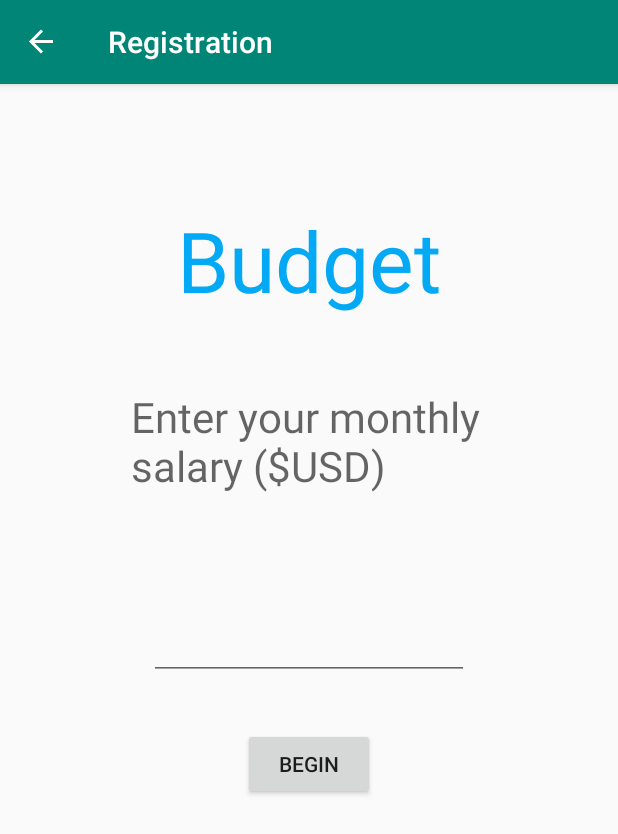
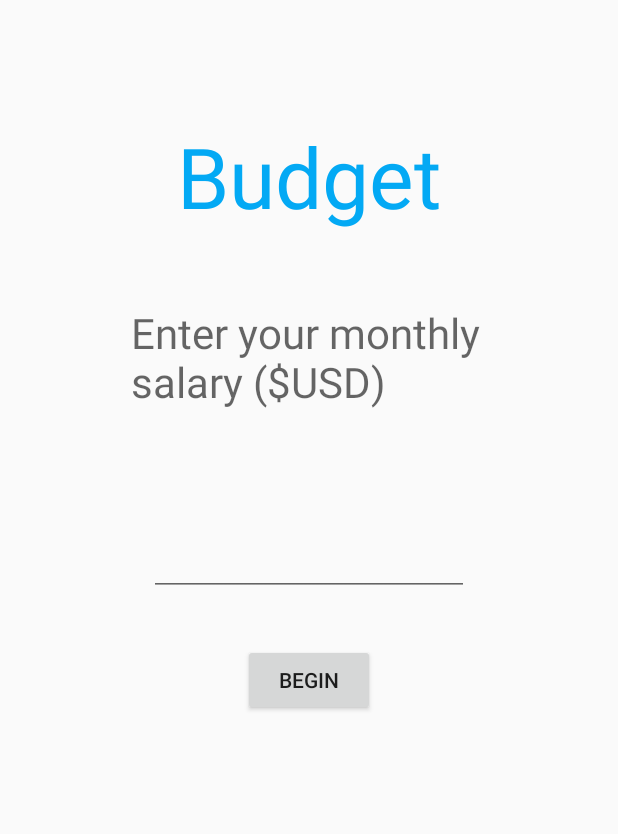
Before and after one commit to gscoppino/budget-app-android, an Android app: the screen it shows after launch (MainActivity before the commit, LandingActivity after it), after a tap on "REGISTER", on a phone screen of 412 x 824 dp. Shown: the top 834 px of the screen. Run offline under Robolectric (Android 15) with nearby library versions, the phone set to English and light mode, and no system bars.

Commit message:
Moves login/registration into a separate Activity with its own navigation graph; this allows the action bar to be hidden during login/registration. In addition, lots of file and ID renames to better convery intent and improve readability of the codebase.

```diff
--- a/app/src/main/AndroidManifest.xml
+++ b/app/src/main/AndroidManifest.xml
@@ -12,12 +12,13 @@
         android:roundIcon="@mipmap/ic_launcher_round"
         android:supportsRtl="true"
         android:theme="@style/AppTheme">
-        <activity android:name=".MainActivity">
+        <activity android:name=".LandingActivity">
             <intent-filter>
                 <action android:name="android.intent.action.MAIN" />
                 <category android:name="android.intent.category.LAUNCHER" />
             </intent-filter>
         </activity>
+        <activity android:name=".MainActivity"></activity>
     </application>
 
 </manifest>
--- /dev/null
+++ b/app/src/main/java/com/budgetapp/LandingActivity.java
@@ -0,0 +1,34 @@
+package com.budgetapp;
+
+import androidx.appcompat.app.AppCompatActivity;
+import androidx.navigation.Navigation;
+
+import android.content.Intent;
+import android.os.Bundle;
+import android.view.View;
+
+public class LandingActivity extends AppCompatActivity implements
+        LoginFragment.OnFragmentInteractionListener,
+        RegistrationFragment.OnFragmentInteractionListener {
+
+    @Override
+    protected void onCreate(Bundle savedInstanceState) {
+        super.onCreate(savedInstanceState);
+        getSupportActionBar().hide();
+        setContentView(R.layout.activity_landing);
+    }
+
+    public void onLogin(View view) {
+        Intent intent = new Intent(this, MainActivity.class);
+        startActivity(intent);
+    }
+
+    public void onRegister(View view) {
+        Navigation.findNavController(view).navigate(R.id.action_loginFragment_to_registrationFragment);
+    }
+
+    public void onBegin(View view) {
+        Intent intent = new Intent(this, MainActivity.class);
+        startActivity(intent);
+    }
+}
--- a/app/src/main/java/com/budgetapp/FirstLoginFragment.java
+++ b/app/src/main/java/com/budgetapp/LoginFragment.java
@@ -1,6 +1,7 @@
 package com.budgetapp;
 
 import android.content.Context;
+import android.net.Uri;
 import android.os.Bundle;
 
 import androidx.fragment.app.Fragment;
@@ -13,12 +14,12 @@ import android.view.ViewGroup;
 /**
  * A simple {@link Fragment} subclass.
  * Activities that contain this fragment must implement the
- * {@link FirstLoginFragment.OnFragmentInteractionListener} interface
+ * {@link LoginFragment.OnFragmentInteractionListener} interface
  * to handle interaction events.
- * Use the {@link FirstLoginFragment#newInstance} factory method to
+ * Use the {@link LoginFragment#newInstance} factory method to
  * create an instance of this fragment.
  */
-public class FirstLoginFragment extends Fragment {
+public class LoginFragment extends Fragment {
     // TODO: Rename parameter arguments, choose names that match
     // the fragment initialization parameters, e.g. ARG_ITEM_NUMBER
     private static final String ARG_PARAM1 = "param1";
@@ -30,7 +31,7 @@ public class FirstLoginFragment extends Fragment {
 
     private OnFragmentInteractionListener mListener;
 
-    public FirstLoginFragment() {
+    public LoginFragment() {
         // Required empty public constructor
     }
 
@@ -40,11 +41,11 @@ public class FirstLoginFragment extends Fragment {
      *
      * @param param1 Parameter 1.
      * @param param2 Parameter 2.
-     * @return A new instance of fragment FirstLoginFragment.
+     * @return A new instance of fragment LoginFragment.
      */
     // TODO: Rename and change types and number of parameters
-    public static FirstLoginFragment newInstance(String param1, String param2) {
-        FirstLoginFragment fragment = new FirstLoginFragment();
+    public static LoginFragment newInstance(String param1, String param2) {
+        LoginFragment fragment = new LoginFragment();
         Bundle args = new Bundle();
         args.putString(ARG_PARAM1, param1);
         args.putString(ARG_PARAM2, param2);
@@ -65,13 +66,22 @@ public class FirstLoginFragment extends Fragment {
     public View onCreateView(LayoutInflater inflater, ViewGroup container,
                              Bundle savedInstanceState) {
         // Inflate the layout for this fragment
-        View view = inflater.inflate(R.layout.fragment_first_login, container, false);
+        View view =  inflater.inflate(R.layout.fragment_login, container, false);
 
-        view.findViewById(R.id.appBeginButton).setOnClickListener(new View.OnClickListener() {
+        view.findViewById(R.id.appRegisterButton).setOnClickListener(new View.OnClickListener() {
             @Override
             public void onClick(View view) {
                 if (mListener != null) {
-                    mListener.onBegin(view);
+                    mListener.onRegister(view);
+                }
+            }
+        });
+
+        view.findViewById(R.id.appLoginButton).setOnClickListener(new View.OnClickListener() {
+            @Override
+            public void onClick(View view) {
+                if (mListener != null) {
+                    mListener.onLogin(view);
                 }
             }
         });
@@ -80,11 +90,11 @@ public class FirstLoginFragment extends Fragment {
     }
 
     // TODO: Rename method, update argument and hook method into UI event
-//    public void onButtonPressed(Uri uri) {
+    public void onButtonPressed(Uri uri) {
 //        if (mListener != null) {
-//            mListener.onBegin(uri);
+//            mListener.onFragmentInteraction(uri);
 //        }
-//    }
+    }
 
     @Override
     public void onAttach(Context context) {
@@ -114,6 +124,7 @@ public class FirstLoginFragment extends Fragment {
      * >Communicating with Other Fragments</a> for more information.
      */
     public interface OnFragmentInteractionListener {
-        void onBegin(View view);
+        void onLogin(View view);
+        void onRegister(View view);
     }
 }
--- a/app/src/main/java/com/budgetapp/MainActivity.java
+++ b/app/src/main/java/com/budgetapp/MainActivity.java
@@ -7,7 +7,6 @@ import androidx.navigation.Navigation;
 import androidx.navigation.ui.AppBarConfiguration;
 import androidx.navigation.ui.NavigationUI;
 
-import android.net.Uri;
 import android.os.Bundle;
 import android.view.View;
 
@@ -15,11 +14,9 @@ import com.budgetapp.dummy.DummyContent;
 import com.google.android.material.navigation.NavigationView;
 
 public class MainActivity extends AppCompatActivity implements
-        LandingFragment.OnFragmentInteractionListener,
-        FirstLoginFragment.OnFragmentInteractionListener,
         HomeFragment.OnFragmentInteractionListener,
         AddExpenseFragment.OnFragmentInteractionListener,
-        ExpenseFragment.OnListFragmentInteractionListener {
+        ExpenseListItemFragment.OnListFragmentInteractionListener {
 
     AppBarConfiguration appBarConfiguration;
 
@@ -30,7 +27,7 @@ public class MainActivity extends AppCompatActivity implements
 
         DrawerLayout drawerLayout = findViewById(R.id.drawer_layout);
 
-        NavController navController = Navigation.findNavController(this, R.id.nav_host_fragment);
+        NavController navController = Navigation.findNavController(this, R.id.main_nav_host_fragment);
 
         NavigationUI.setupActionBarWithNavController(this, navController, drawerLayout);
 
@@ -47,20 +44,8 @@ public class MainActivity extends AppCompatActivity implements
 
     @Override
     public boolean onSupportNavigateUp() {
-        NavController navController = Navigation.findNavController(this, R.id.nav_host_fragment);
+        NavController navController = Navigation.findNavController(this, R.id.main_nav_host_fragment);
         return NavigationUI.navigateUp(navController, appBarConfiguration) || super.onSupportNavigateUp();
-    }
-
-    public void onLogin(View view) {
-        Navigation.findNavController(view).navigate(R.id.action_landingFragment_to_homeFragment);
-    }
-
-    public void onRegister(View view) {
-        Navigation.findNavController(view).navigate(R.id.action_landingFragment_to_firstLoginFragment);
-    }
-
-    public void onBegin(View view) {
-        Navigation.findNavController(view).navigate(R.id.action_firstLoginFragment_to_homeFragment);
     }
 
     public void onListFragmentInteraction(DummyContent.DummyItem item) {
@@ -68,10 +53,10 @@ public class MainActivity extends AppCompatActivity implements
     }
 
     public void onAddExpense(View view) {
-        Navigation.findNavController(view).navigate(R.id.action_homeFragment_to_addExpenseFragment2);
+        Navigation.findNavController(view).navigate(R.id.action_homeFragment_to_addExpenseFragment);
     }
 
     public void onSubmitExpense(View view) {
-        Navigation.findNavController(view).navigate(R.id.action_addExpenseFragment_to_homeFragment2);
+        Navigation.findNavController(view).navigate(R.id.action_addExpenseFragment_to_homeFragment);
     }
 }
--- a/app/src/main/java/com/budgetapp/LandingFragment.java
+++ b/app/src/main/java/com/budgetapp/RegistrationFragment.java
@@ -1,7 +1,6 @@
 package com.budgetapp;
 
 import android.content.Context;
-import android.net.Uri;
 import android.os.Bundle;
 
 import androidx.fragment.app.Fragment;
@@ -14,12 +13,12 @@ import android.view.ViewGroup;
 /**
  * A simple {@link Fragment} subclass.
  * Activities that contain this fragment must implement the
- * {@link LandingFragment.OnFragmentInteractionListener} interface
+ * {@link RegistrationFragment.OnFragmentInteractionListener} interface
  * to handle interaction events.
- * Use the {@link LandingFragment#newInstance} factory method to
+ * Use the {@link RegistrationFragment#newInstance} factory method to
  * create an instance of this fragment.
  */
-public class LandingFragment extends Fragment {
+public class RegistrationFragment extends Fragment {
     // TODO: Rename parameter arguments, choose names that match
     // the fragment initialization parameters, e.g. ARG_ITEM_NUMBER
     private static final String ARG_PARAM1 = "param1";
@@ -31,7 +30,7 @@ public class LandingFragment extends Fragment {
 
     private OnFragmentInteractionListener mListener;
 
-    public LandingFragment() {
+    public RegistrationFragment() {
         // Required empty public constructor
     }
 
@@ -41,11 +40,11 @@ public class LandingFragment extends Fragment {
      *
      * @param param1 Parameter 1.
      * @param param2 Parameter 2.
-     * @return A new instance of fragment LandingFragment.
+     * @return A new instance of fragment RegistrationFragment.
      */
     // TODO: Rename and change types and number of parameters
-    public static LandingFragment newInstance(String param1, String param2) {
-        LandingFragment fragment = new LandingFragment();
+    public static RegistrationFragment newInstance(String param1, String param2) {
+        RegistrationFragment fragment = new RegistrationFragment();
         Bundle args = new Bundle();
         args.putString(ARG_PARAM1, param1);
         args.putString(ARG_PARAM2, param2);
@@ -66,22 +65,13 @@ public class LandingFragment extends Fragment {
     public View onCreateView(LayoutInflater inflater, ViewGroup container,
                              Bundle savedInstanceState) {
         // Inflate the layout for this fragment
-        View view =  inflater.inflate(R.layout.fragment_landing, container, false);
+        View view = inflater.inflate(R.layout.fragment_registration, container, false);
 
-        view.findViewById(R.id.appRegisterButton).setOnClickListener(new View.OnClickListener() {
+        view.findViewById(R.id.appBeginButton).setOnClickListener(new View.OnClickListener() {
             @Override
             public void onClick(View view) {
                 if (mListener != null) {
-                    mListener.onRegister(view);
-                }
-            }
-        });
-
-        view.findViewById(R.id.appLoginButton).setOnClickListener(new View.OnClickListener() {
-            @Override
-            public void onClick(View view) {
-                if (mListener != null) {
-                    mListener.onLogin(view);
+                    mListener.onBegin(view);
                 }
             }
         });
@@ -90,11 +80,11 @@ public class LandingFragment extends Fragment {
     }
 
     // TODO: Rename method, update argument and hook method into UI event
-    public void onButtonPressed(Uri uri) {
+//    public void onButtonPressed(Uri uri) {
 //        if (mListener != null) {
-//            mListener.onFragmentInteraction(uri);
+//            mListener.onBegin(uri);
 //        }
-    }
+//    }
 
     @Override
     public void onAttach(Context context) {
@@ -124,7 +114,6 @@ public class LandingFragment extends Fragment {
      * >Communicating with Other Fragments</a> for more information.
      */
     public interface OnFragmentInteractionListener {
-        void onLogin(View view);
-        void onRegister(View view);
+        void onBegin(View view);
     }
 }
--- /dev/null
+++ b/app/src/main/res/layout/activity_landing.xml
@@ -0,0 +1,16 @@
+<?xml version="1.0" encoding="utf-8"?>
+<androidx.constraintlayout.widget.ConstraintLayout xmlns:android="http://schemas.android.com/apk/res/android"
+    xmlns:app="http://schemas.android.com/apk/res-auto"
+    xmlns:tools="http://schemas.android.com/tools"
+    android:layout_width="match_parent"
+    android:layout_height="match_parent"
+    tools:context=".LandingActivity">
+    <fragment
+        android:id="@+id/login_nav_host_fragment"
+        android:name="androidx.navigation.fragment.NavHostFragment"
+        android:layout_width="match_parent"
+        android:layout_height="match_parent"
+        app:defaultNavHost="true"
+        app:navGraph="@navigation/landing_navigation_graph" />
+
+</androidx.constraintlayout.widget.ConstraintLayout>
--- a/app/src/main/res/layout/activity_main.xml
+++ b/app/src/main/res/layout/activity_main.xml
@@ -6,12 +6,12 @@
     android:layout_height="match_parent"
     android:fitsSystemWindows="true">
     <fragment
-        android:id="@+id/nav_host_fragment"
+        android:id="@+id/main_nav_host_fragment"
         android:name="androidx.navigation.fragment.NavHostFragment"
         android:layout_width="match_parent"
         android:layout_height="match_parent"
         app:defaultNavHost="true"
-        app:navGraph="@navigation/navigation_graph" />
+        app:navGraph="@navigation/main_navigation_graph" />
     <com.google.android.material.navigation.NavigationView
         android:id="@+id/nav_view"
         android:layout_width="wrap_content"
--- a/app/src/main/res/layout/fragment_expense_list.xml
+++ b/app/src/main/res/layout/fragment_expense_list.xml
@@ -9,5 +9,5 @@
     android:layout_marginLeft="16dp"
     android:layout_marginRight="16dp"
     app:layoutManager="LinearLayoutManager"
-    tools:context=".ExpenseFragment"
-    tools:listitem="@layout/fragment_expense" />
+    tools:context=".ExpenseListItemFragment"
+    tools:listitem="@layout/fragment_expense_list_item" />
--- a/app/src/main/res/layout/fragment_home.xml
+++ b/app/src/main/res/layout/fragment_home.xml
@@ -110,7 +110,7 @@
 
     <fragment
         android:id="@+id/fragment"
-        android:name="com.budgetapp.ExpenseFragment"
+        android:name="com.budgetapp.ExpenseListItemFragment"
         android:layout_width="match_parent"
         android:layout_height="0dp"
         android:layout_marginTop="32dp"
--- a/app/src/main/res/layout/fragment_landing.xml
+++ b/app/src/main/res/layout/fragment_login.xml
@@ -4,7 +4,7 @@
     xmlns:tools="http://schemas.android.com/tools"
     android:layout_width="match_parent"
     android:layout_height="match_parent"
-    tools:context=".LandingFragment">
+    tools:context=".LoginFragment">
 
     <TextView
         android:id="@+id/appHeader"
--- a/app/src/main/res/layout/fragment_first_login.xml
+++ b/app/src/main/res/layout/fragment_registration.xml
@@ -4,7 +4,7 @@
     xmlns:tools="http://schemas.android.com/tools"
     android:layout_width="match_parent"
     android:layout_height="match_parent"
-    tools:context=".FirstLoginFragment">
+    tools:context=".RegistrationFragment">
 
     <TextView
         android:id="@+id/appHeader2"
--- /dev/null
+++ b/app/src/main/res/navigation/landing_navigation_graph.xml
@@ -0,0 +1,23 @@
+<?xml version="1.0" encoding="utf-8"?>
+<navigation xmlns:android="http://schemas.android.com/apk/res/android"
+    xmlns:app="http://schemas.android.com/apk/res-auto"
+    xmlns:tools="http://schemas.android.com/tools"
+    android:id="@+id/login_navigation_graph"
+    android:label="Login"
+    app:startDestination="@id/loginFragment">
+
+    <fragment
+        android:id="@+id/loginFragment"
+        android:name="com.budgetapp.LoginFragment"
+        android:label="Login"
+        tools:layout="@layout/fragment_login">
+        <action
+            android:id="@+id/action_loginFragment_to_registrationFragment"
+            app:destination="@id/registrationFragment" />
+    </fragment>
+    <fragment
+        android:id="@+id/registrationFragment"
+        android:name="com.budgetapp.RegistrationFragment"
+        android:label="Registration"
+        tools:layout="@layout/fragment_registration" />
+</navigation>
--- a/app/src/main/res/navigation/navigation_graph.xml
+++ /dev/null
@@ -1,47 +0,0 @@
-<?xml version="1.0" encoding="utf-8"?>
-<navigation xmlns:android="http://schemas.android.com/apk/res/android"
-    xmlns:app="http://schemas.android.com/apk/res-auto"
-    xmlns:tools="http://schemas.android.com/tools"
-    android:id="@+id/navigation_graph"
-    app:startDestination="@id/landingFragment">
-
-    <fragment
-        android:id="@+id/landingFragment"
-        android:name="com.budgetapp.LandingFragment"
-        android:label="Budget"
-        tools:layout="@layout/fragment_landing">
-        <action
-            android:id="@+id/action_landingFragment_to_firstLoginFragment"
-            app:destination="@id/firstLoginFragment" />
-        <action
-            android:id="@+id/action_landingFragment_to_homeFragment"
-            app:destination="@id/homeFragment" />
-    </fragment>
-    <fragment
-        android:id="@+id/firstLoginFragment"
-        android:name="com.budgetapp.FirstLoginFragment"
-        android:label="Registration"
-        tools:layout="@layout/fragment_first_login">
-        <action
-            android:id="@+id/action_firstLoginFragment_to_homeFragment"
-            app:destination="@id/homeFragment" />
-    </fragment>
-    <fragment
-        android:id="@+id/homeFragment"
-        android:name="com.budgetapp.HomeFragment"
-        android:label="Home"
-        tools:layout="@layout/fragment_home">
-        <action
-            android:id="@+id/action_homeFragment_to_addExpenseFragment2"
-            app:destination="@id/addExpenseFragment" />
-    </fragment>
-    <fragment
-        android:id="@+id/addExpenseFragment"
-        android:name="com.budgetapp.AddExpenseFragment"
-        android:label="Add Expense"
-        tools:layout="@layout/fragment_add_expense">
-        <action
-            android:id="@+id/action_addExpenseFragment_to_homeFragment2"
-            app:destination="@id/homeFragment" />
-    </fragment>
-</navigation>
```
Also changed, not shown: app/src/main/java/com/budgetapp/ExpenseListItemFragment.java (renamed from app/src/main/java/com/budgetapp/ExpenseFragment.java, +5 -5 lines), app/src/main/java/com/budgetapp/ExpenseListRecyclerViewAdapter.java (renamed from app/src/main/java/com/budgetapp/MyExpenseRecyclerViewAdapter.java, +4 -4 lines), app/src/main/res/navigation/main_navigation_graph.xml (added, +26 -0 lines), app/src/main/res/layout/fragment_expense_list_item.xml (renamed from app/src/main/res/layout/fragment_expense.xml).
